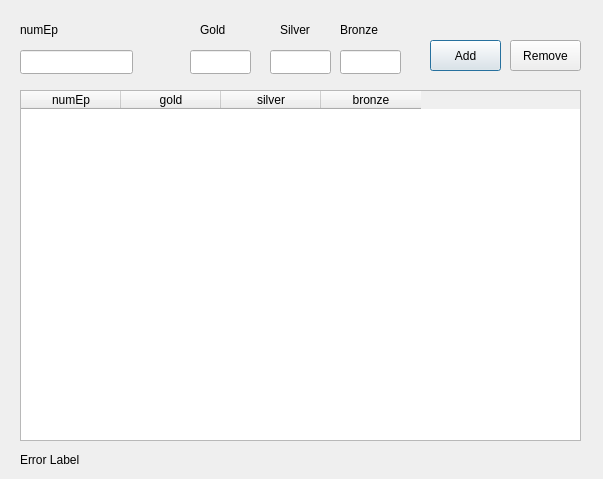
The window that gui/partie_3_2.ui (ParadauxIO/cebd-proj-partie2) describes before a commit, drawn with Qt 5.
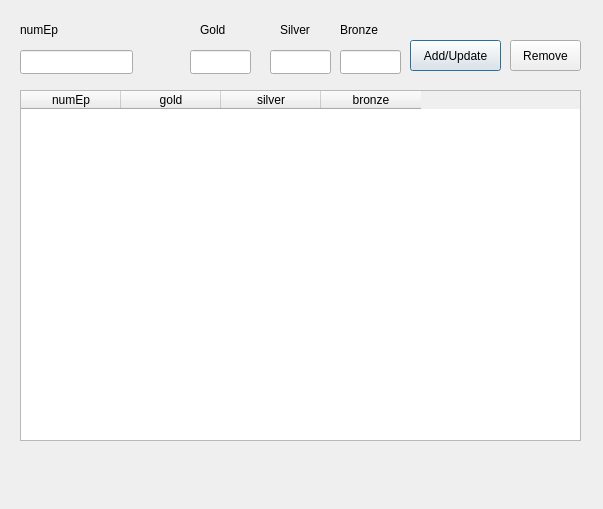
The same window after the commit.

Commit message: Finalise all windows

What changed in the file:
```diff
--- a/gui/partie_3_2.ui
+++ b/gui/partie_3_2.ui
@@ -7,7 +7,7 @@
     <x>0</x>
     <y>0</y>
     <width>603</width>
-    <height>479</height>
+    <height>509</height>
    </rect>
   </property>
   <property name="windowTitle">
@@ -48,12 +48,12 @@
     <rect>
      <x>20</x>
      <y>450</y>
-     <width>371</width>
-     <height>20</height>
+     <width>561</width>
+     <height>51</height>
     </rect>
    </property>
    <property name="text">
-    <string>Error Label</string>
+    <string/>
    </property>
   </widget>
   <widget class="QLineEdit" name="numEpIn">
@@ -163,14 +163,14 @@
   <widget class="QPushButton" name="addButton">
    <property name="geometry">
     <rect>
-     <x>430</x>
+     <x>410</x>
      <y>40</y>
-     <width>71</width>
+     <width>91</width>
      <height>31</height>
     </rect>
    </property>
    <property name="text">
-    <string>Add</string>
+    <string>Add/Update</string>
    </property>
   </widget>
   <widget class="QPushButton" name="remmoveButton">
```
Left out of the diff: 39 changed lines with no effect on the pictures. The commit also changes 3 other files.
